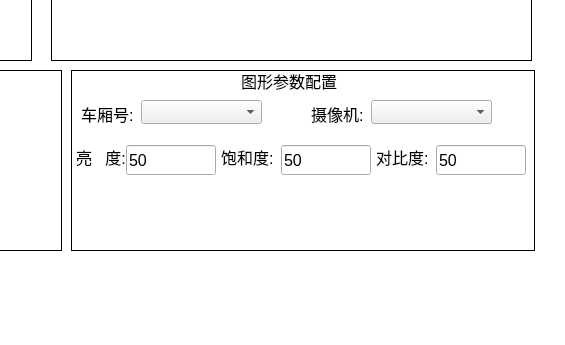
1157889734/monitor_clent, file devupdatewidget.ui: the form before one commit; both pictures show x 459 to 1024 and y 285 to 630 of the 1024 by 630 pixel window.
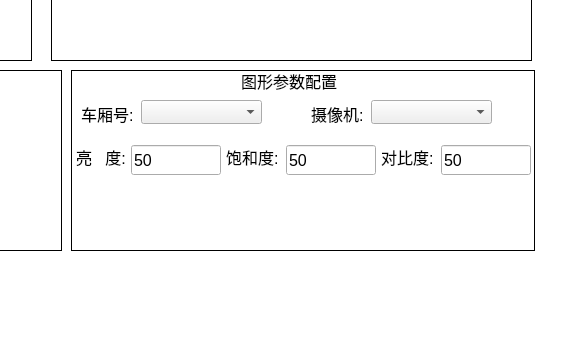
The form after the commit. Icons and pictures are not drawn.

The edit to the form file:
```diff
--- a/devupdatewidget.ui
+++ b/devupdatewidget.ui
@@ -584,7 +584,7 @@
    <widget class="QLineEdit" name="brightnessLineEdit">
     <property name="geometry">
      <rect>
-      <x>565</x>
+      <x>570</x>
       <y>315</y>
       <width>90</width>
       <height>30</height>
@@ -699,7 +699,7 @@
    <widget class="QLineEdit" name="contrastLineEdit">
     <property name="geometry">
      <rect>
-      <x>875</x>
+      <x>880</x>
       <y>315</y>
       <width>90</width>
       <height>30</height>
@@ -796,7 +796,7 @@
    <widget class="QLineEdit" name="saturationLineEdit">
     <property name="geometry">
      <rect>
-      <x>720</x>
+      <x>725</x>
       <y>315</y>
       <width>90</width>
       <height>30</height>
@@ -842,7 +842,7 @@
    <widget class="QLabel" name="saturationLabel">
     <property name="geometry">
      <rect>
-      <x>660</x>
+      <x>665</x>
       <y>315</y>
       <width>52</width>
       <height>24</height>
@@ -954,7 +954,7 @@
    <widget class="QLabel" name="contrastLabel">
     <property name="geometry">
      <rect>
-      <x>815</x>
+      <x>820</x>
       <y>315</y>
       <width>52</width>
       <height>24</height>
```
